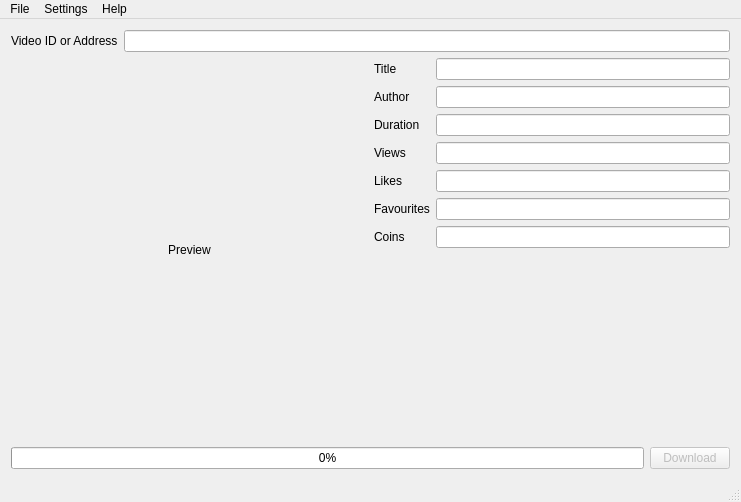
pansynchronize/Bilibili-Downloader, file src/mainwindow.ui: the form before one commit.
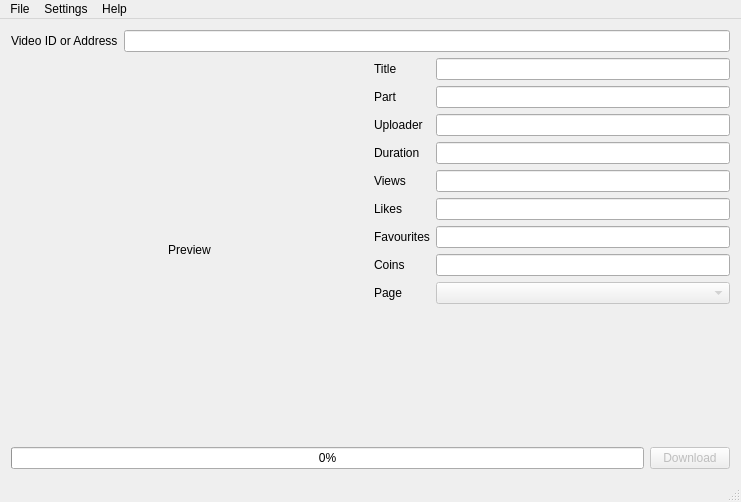
The form after the commit. Custom widgets are drawn as their Qt base class.

```diff
--- a/src/mainwindow.ui
+++ b/src/mainwindow.ui
@@ -56,70 +56,70 @@
           </property>
          </widget>
         </item>
-        <item row="1" column="0">
-         <widget class="QLabel" name="label_4">
-          <property name="text">
-           <string>Author</string>
-          </property>
-         </widget>
-        </item>
         <item row="2" column="0">
+         <widget class="QLabel" name="label_4">
+          <property name="text">
+           <string>Uploader</string>
+          </property>
+         </widget>
+        </item>
+        <item row="3" column="0">
          <widget class="QLabel" name="label_5">
           <property name="text">
            <string>Duration</string>
           </property>
          </widget>
         </item>
-        <item row="3" column="0">
+        <item row="4" column="0">
          <widget class="QLabel" name="label_6">
           <property name="text">
            <string>Views</string>
           </property>
          </widget>
         </item>
-        <item row="4" column="0">
+        <item row="5" column="0">
          <widget class="QLabel" name="label_7">
           <property name="text">
            <string>Likes</string>
           </property>
          </widget>
         </item>
-        <item row="5" column="0">
+        <item row="6" column="0">
          <widget class="QLabel" name="label_8">
           <property name="text">
            <string>Favourites</string>
           </property>
          </widget>
         </item>
-        <item row="5" column="1">
+        <item row="6" column="1">
          <widget class="QLineEdit" name="lineEdit_7">
           <property name="readOnly">
            <bool>true</bool>
           </property>
          </widget>
         </item>
-        <item row="4" column="1">
+        <item row="5" column="1">
          <widget class="QLineEdit" name="lineEdit_6">
           <property name="readOnly">
            <bool>true</bool>
           </property>
          </widget>
         </item>
-        <item row="3" column="1">
+        <item row="4" column="1">
          <widget class="QLineEdit" name="lineEdit_5">
           <property name="readOnly">
            <bool>true</bool>
           </property>
          </widget>
         </item>
-        <item row="2" column="1">
+        <item row="3" column="1">
          <widget class="QLineEdit" name="lineEdit_4">
           <property name="readOnly">
            <bool>true</bool>
           </property>
          </widget>
         </item>
-        <item row="1" column="1">
+        <item row="2" column="1">
          <widget class="QLineEdit" name="lineEdit_3">
           <property name="text">
            <string/>
@@ -136,20 +136,48 @@
           </property>
          </widget>
         </item>
-        <item row="6" column="0">
+        <item row="7" column="0">
          <widget class="QLabel" name="label_9">
           <property name="text">
            <string>Coins</string>
           </property>
          </widget>
         </item>
-        <item row="6" column="1">
+        <item row="7" column="1">
          <widget class="QLineEdit" name="lineEdit_8">
           <property name="readOnly">
            <bool>true</bool>
           </property>
          </widget>
         </item>
+        <item row="8" column="0">
+         <widget class="QLabel" name="label_10">
+          <property name="text">
+           <string>Page</string>
+          </property>
+         </widget>
+        </item>
+        <item row="8" column="1">
+         <widget class="QComboBox" name="comboBox">
+          <property name="enabled">
+           <bool>false</bool>
+          </property>
+         </widget>
+        </item>
+        <item row="1" column="0">
+         <widget class="QLabel" name="label_11">
+          <property name="text">
+           <string>Part</string>
+          </property>
+         </widget>
+        </item>
+        <item row="1" column="1">
+         <widget class="QLineEdit" name="lineEdit_9">
+          <property name="readOnly">
+           <bool>true</bool>
+          </property>
+         </widget>
+        </item>
        </layout>
       </item>
      </layout>
```
Left out of the diff: 12 changed lines with no effect on the pictures.
